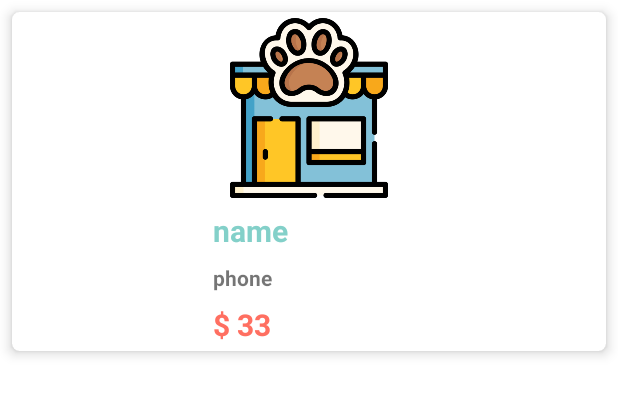
After one commit to Control-repository/PetShop, an Android app: the layout item_list_product.xml on its own in the app's theme, with its tools: preview values and no code run, on a phone screen of 412 x 824 dp. The commit adds this screen. Shown: the top 395 px of the screen. Run offline under Robolectric (Android 15) with nearby library versions, the phone set to English and light mode, and no system bars.

Commit message:
new menu_search for ProductFragment #6

```diff
--- /dev/null
+++ b/font-end/PetShop/app/src/main/res/drawable/baseline_search_24.xml
@@ -0,0 +1,5 @@
+<vector android:height="24dp" android:tint="#FFFFFF"
+    android:viewportHeight="24" android:viewportWidth="24"
+    android:width="24dp" xmlns:android="http://schemas.android.com/apk/res/android">
+    <path android:fillColor="@android:color/white" android:pathData="M15.5,14h-0.79l-0.28,-0.27C15.41,12.59 16,11.11 16,9.5 16,5.91 13.09,3 9.5,3S3,5.91 3,9.5 5.91,16 9.5,16c1.61,0 3.09,-0.59 4.23,-1.57l0.27,0.28v0.79l5,4.99L20.49,19l-4.99,-5zM9.5,14C7.01,14 5,11.99 5,9.5S7.01,5 9.5,5 14,7.01 14,9.5 11.99,14 9.5,14z"/>
+</vector>
--- /dev/null
+++ b/font-end/PetShop/app/src/main/res/drawable/border_item.xml
@@ -0,0 +1,15 @@
+<?xml version="1.0" encoding="utf-8"?>
+<selector xmlns:android="http://schemas.android.com/apk/res/android">
+    <item>
+        <shape android:shape="rectangle">
+            <stroke
+                android:width="2dp"
+                android:color="@color/dark_gray"/>
+            <corners android:radius="20dp"/>
+            <padding
+                android:bottom="4dp"
+                android:top="4dp"
+                />
+        </shape>
+    </item>
+</selector>
--- /dev/null
+++ b/font-end/PetShop/app/src/main/res/layout/item_list_product.xml
@@ -0,0 +1,52 @@
+<?xml version="1.0" encoding="utf-8"?>
+<androidx.cardview.widget.CardView xmlns:android="http://schemas.android.com/apk/res/android"
+    android:layout_width="match_parent"
+    android:layout_height="wrap_content"
+    xmlns:app="http://schemas.android.com/apk/res-auto"
+    android:layout_margin="8dp"
+    app:cardElevation="5dp"
+    app:cardCornerRadius="5dp"
+    android:background="@drawable/border_item"
+    android:layout_gravity="center_horizontal"
+>
+    <LinearLayout
+        android:layout_width="wrap_content"
+        android:layout_height="wrap_content"
+        android:orientation="vertical"
+        android:layout_gravity="center"
+        android:paddingHorizontal="4dp">
+        <ImageView
+            android:layout_width="120dp"
+            android:layout_height="120dp"
+            android:src="@drawable/pet_shop"
+            android:layout_margin="4dp"/>
+            <TextView
+                android:id="@+id/tv_product_name"
+                android:layout_width="wrap_content"
+                android:layout_height="wrap_content"
+                android:text="name"
+                android:textSize="20sp"
+                android:maxLines="1"
+                android:textColor="@color/seafoam_green"
+                android:textStyle="bold"
+                android:paddingVertical="4dp"/>
+            <TextView
+                android:id="@+id/tv_product_category"
+                android:layout_width="wrap_content"
+                android:layout_height="wrap_content"
+                android:text="phone"
+                android:maxLines="1"
+                android:textStyle="bold"
+                android:paddingVertical="4dp"/>
+            <TextView
+                android:id="@+id/tv_product_price"
+                android:layout_width="wrap_content"
+                android:layout_height="wrap_content"
+                android:text="$ 33"
+                android:textSize="20sp"
+                android:maxLines="1"
+                android:textColor="@color/coral"
+                android:textStyle="bold"
+                android:paddingVertical="4dp"/>
+    </LinearLayout>
+</androidx.cardview.widget.CardView>
--- a/font-end/PetShop/app/src/main/res/values/strings.xml
+++ b/font-end/PetShop/app/src/main/res/values/strings.xml
@@ -5,7 +5,7 @@
     <string name="nav_header_title">Android Studio</string>
     <string name="nav_header_subtitle">android.studio@android.com</string>
     <string name="nav_header_desc">Navigation header</string>
-    <string name="action_settings">Settings</string>
+    <string name="action_settings">Search</string>
 
     <string name="menu_home">Trang chủ</string>
     <string name="menu_product">Sản phẩm</string>
--- a/font-end/PetShop/app/src/main/res/values/styles.xml
+++ b/font-end/PetShop/app/src/main/res/values/styles.xml
@@ -3,4 +3,8 @@
     <style name="input_layout" parent="Widget.MaterialComponents.TextInputLayout.OutlinedBox">
         <item name="borderRound">5dp</item>
     </style>
+
+    <style name="custom_search_view" parent="Widget.AppCompat.SearchView">
+        <item name="colorControlActivated">@color/dark_gray</item>
+    </style>
 </resources>
```
Also changed, not shown: font-end/PetShop/app/src/main/java/com/example/petshop/MainActivity.java (+9 -4 lines), font-end/PetShop/app/src/main/java/com/example/petshop/ui/HomeFragment.java (+11 -7 lines), font-end/PetShop/app/src/main/java/com/example/petshop/ui/ProductFragment.java (+66 -7 lines), font-end/PetShop/app/src/main/java/com/example/petshop/viewmodel/UserViewModel.java (added, +20 -0 lines), font-end/PetShop/app/src/main/res/layout/fragment_product.xml (+4 -14 lines), font-end/PetShop/app/src/main/res/menu/main_search.xml (added, +10 -0 lines).
